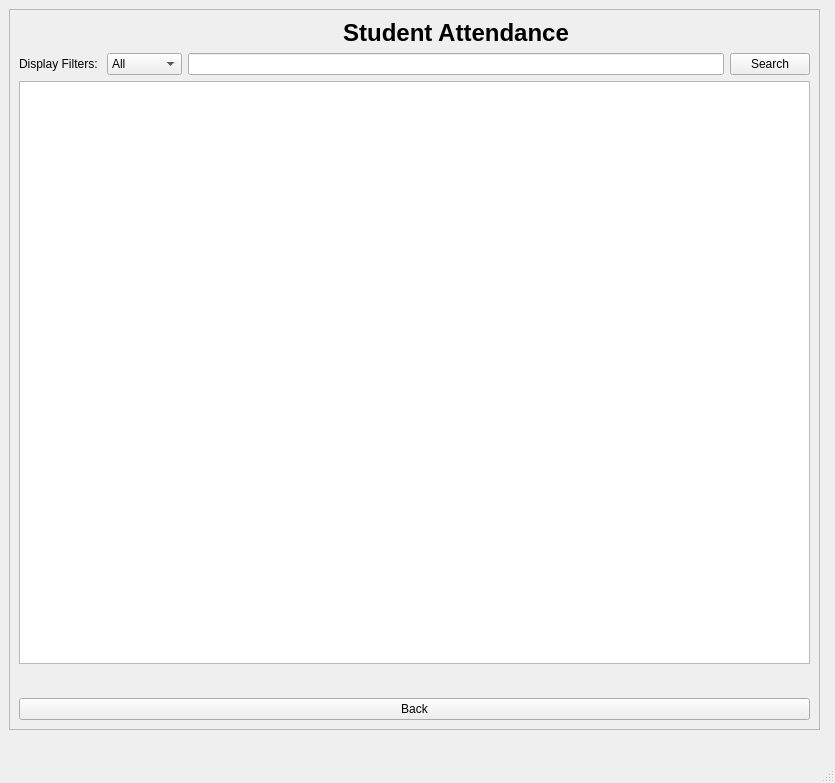
Above: App/ui/viewAttendance.ui from yonycherkos/automatic-classroom-attendance-system before the change. Below: the same form after it.
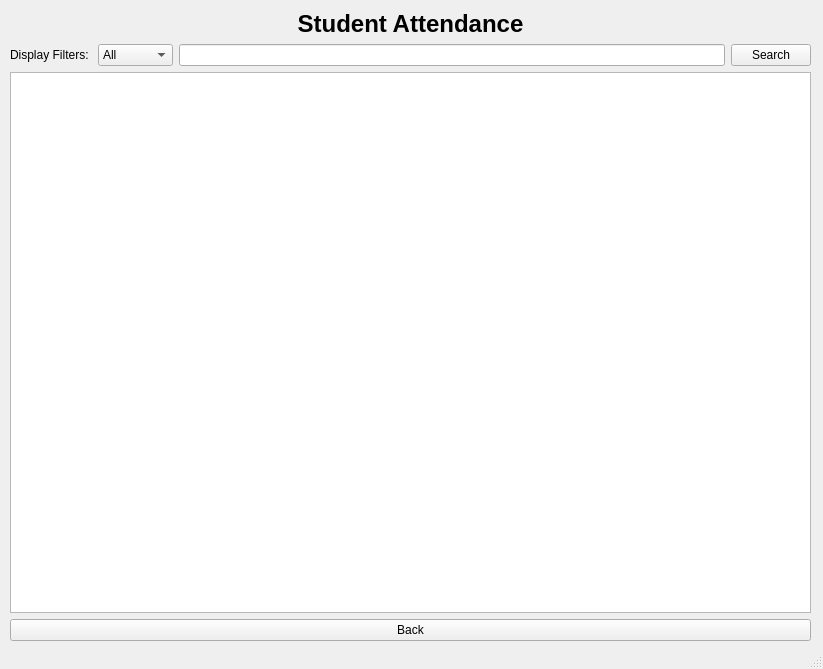
That is the form after the change.

Commit message: seperate overall and detail attendance view

The edit to the form file:
```diff
--- a/App/ui/viewAttendance.ui
+++ b/App/ui/viewAttendance.ui
@@ -6,72 +6,29 @@
    <rect>
     <x>0</x>
     <y>0</y>
-    <width>835</width>
-    <height>783</height>
+    <width>823</width>
+    <height>669</height>
    </rect>
   </property>
   <property name="windowTitle">
    <string>View Attendance</string>
   </property>
   <widget class="QWidget" name="centralwidget">
-   <widget class="QFrame" name="viewAttendancePage">
+   <widget class="QWidget" name="">
     <property name="geometry">
      <rect>
-      <x>9</x>
-      <y>9</y>
-      <width>811</width>
-      <height>721</height>
+      <x>10</x>
+      <y>10</y>
+      <width>801</width>
+      <height>631</height>
      </rect>
     </property>
-    <property name="minimumSize">
-     <size>
-      <width>811</width>
-      <height>721</height>
-     </size>
-    </property>
-    <property name="frameShape">
-     <enum>QFrame::StyledPanel</enum>
-    </property>
-    <property name="frameShadow">
-     <enum>QFrame::Raised</enum>
-    </property>
-    <layout class="QGridLayout" name="gridLayout">
-     <item row="1" column="0">
-      <widget class="QLabel" name="filterLabel">
-       <property name="text">
-        <string>Display Filters: </string>
-       </property>
-      </widget>
-     </item>
-     <item row="1" column="2">
-      <widget class="QLineEdit" name="searchText">
-       <property name="text">
-        <string/>
-       </property>
-      </widget>
-     </item>
-     <item row="1" column="3">
-      <widget class="QPushButton" name="searchBtn">
-       <property name="text">
-        <string>Search</string>
-       </property>
-      </widget>
-     </item>
-     <item row="2" column="0" colspan="4">
-      <widget class="QTableWidget" name="table">
-       <property name="sizeAdjustPolicy">
-        <enum>QAbstractScrollArea::AdjustToContents</enum>
-       </property>
-      </widget>
-     </item>
-     <item row="4" column="0" colspan="4">
-      <widget class="QPushButton" name="backBtn">
-       <property name="text">
-        <string>Back</string>
-       </property>
-      </widget>
-     </item>
-     <item row="0" column="2">
+    <layout class="QVBoxLayout" name="verticalLayout_3">
+     <item>
+      <layout class="QVBoxLayout" name="verticalLayout_2">
+       <item>
+        <layout class="QVBoxLayout" name="verticalLayout">
+         <item>
       <widget class="QLabel" name="label">
        <property name="text">
         <string>&lt;html&gt;&lt;head/&gt;&lt;body&gt;&lt;p&gt;&lt;span style=&quot; font-size:18pt; font-weight:600;&quot;&gt;Student Attendance&lt;/span&gt;&lt;/p&gt;&lt;/body&gt;&lt;/html&gt;</string>
@@ -81,7 +38,16 @@
        </property>
       </widget>
      </item>
-     <item row="1" column="1">
+         <item>
+          <layout class="QHBoxLayout" name="horizontalLayout">
+           <item>
+            <widget class="QLabel" name="filterLabel">
+             <property name="text">
+              <string>Display Filters: </string>
+             </property>
+            </widget>
+           </item>
+           <item>
       <widget class="QComboBox" name="filterComboBox">
        <item>
         <property name="text">
@@ -105,33 +71,38 @@
        </item>
       </widget>
      </item>
-     <item row="3" column="1" colspan="2">
-      <widget class="QLabel" name="detailLabel">
-       <property name="font">
-        <font>
-         <pointsize>14</pointsize>
-        </font>
-       </property>
+           <item>
+            <widget class="QLineEdit" name="searchText">
        <property name="text">
         <string/>
        </property>
-       <property name="alignment">
-        <set>Qt::AlignCenter</set>
+            </widget>
+           </item>
+           <item>
+            <widget class="QPushButton" name="searchBtn">
+             <property name="text">
+              <string>Search</string>
        </property>
       </widget>
      </item>
     </layout>
-   </widget>
-  </widget>
-  <widget class="QMenuBar" name="menubar">
-   <property name="geometry">
-    <rect>
-     <x>0</x>
-     <y>0</y>
-     <width>835</width>
-     <height>22</height>
-    </rect>
-   </property>
+         </item>
+        </layout>
+       </item>
+       <item>
+        <widget class="QTableWidget" name="table"/>
+       </item>
+      </layout>
+     </item>
+     <item>
+      <widget class="QPushButton" name="backBtn">
+       <property name="text">
+        <string>Back</string>
+       </property>
+      </widget>
+     </item>
+    </layout>
+   </widget>
   </widget>
   <widget class="QStatusBar" name="statusbar"/>
  </widget>
```
Left out of the diff: 4 changed lines with no effect on the pictures. Lines whose indentation alone changed are shown as unchanged. The commit also changes 3 other files.
